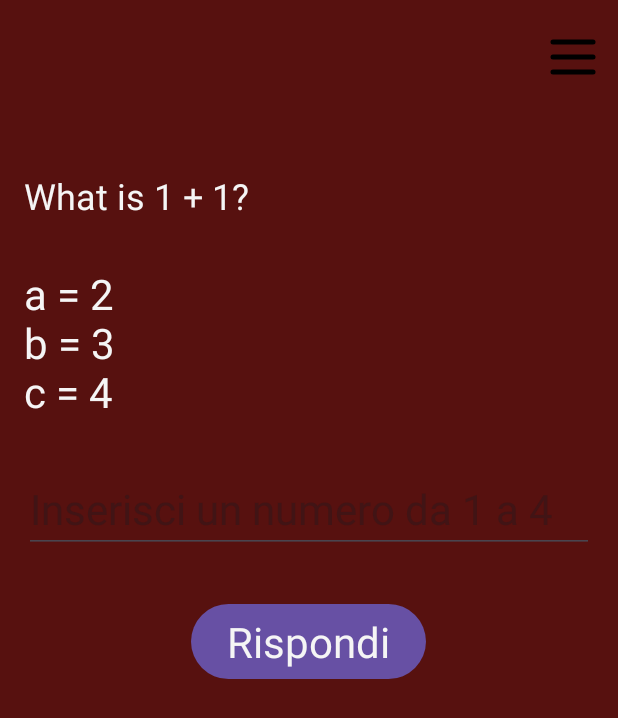
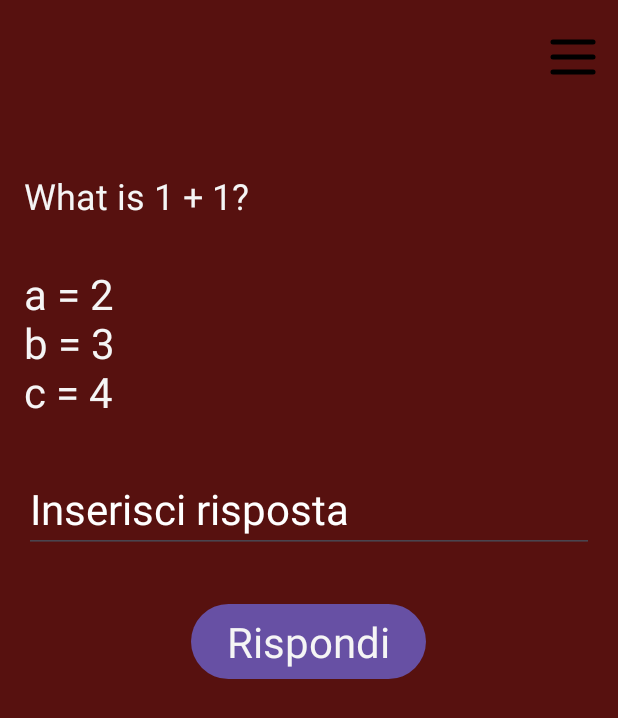
Before and after one commit to angiof/QuizZTimeTest, an Android app: the QuizFragment screen opened through its navigation route, on a phone screen of 412 x 824 dp. Shown: the top 718 px of the screen. Run offline under Robolectric (Android 15) with nearby library versions, the phone set to English and light mode, and no system bars; libraries missing offline, so code that uses them is left out: com.skydoves.powermenu; 3 statements that could not run were skipped.

Commit message:
commit e push

```diff
--- a/app/src/main/AndroidManifest.xml
+++ b/app/src/main/AndroidManifest.xml
@@ -14,6 +14,8 @@
         android:theme="@style/Theme.QuizZTimeTest"
         tools:targetApi="31">
         <activity
+            android:screenOrientation="sensorPortrait"
+            android:windowSoftInputMode="adjustResize"
             android:name="com.test.quizztimetest.views.MainActivity"
             android:exported="true">
             <intent-filter>
--- a/app/src/main/res/layout/fragment_home_quiz.xml
+++ b/app/src/main/res/layout/fragment_home_quiz.xml
@@ -4,7 +4,7 @@
     xmlns:tools="http://schemas.android.com/tools"
     android:layout_width="match_parent"
     android:layout_height="match_parent"
-    tools:context="com.test_1.quizztimetest.views.HomeQuizFragment">
+    tools:context="com.test.quizztimetest.views.views.HomeQuizFragment">
 
 
     <TextView
--- a/app/src/main/res/layout/fragment_quiz.xml
+++ b/app/src/main/res/layout/fragment_quiz.xml
@@ -5,7 +5,7 @@
     android:layout_height="match_parent"
     android:orientation="vertical"
     android:padding="16dp"
-    tools:context="com.test_1.quizztimetest.views.QuizFragment">
+    tools:context="com.test.quizztimetest.views.views.QuizFragment">
 
     <TextView
         android:id="@+id/questionTextView"
@@ -32,6 +32,9 @@
         android:layout_height="wrap_content"
         android:layout_marginTop="30dp"
         android:height="1dp"
+        android:textColorHint="@color/white"
+        android:maxLength="1"
+        android:textColorHighlight="@color/white"
         android:hint="@string/inserisci_un_numero_da_1_a_4"
         android:inputType="text" />
 
--- a/app/src/main/res/layout/fragment_result.xml
+++ b/app/src/main/res/layout/fragment_result.xml
@@ -5,7 +5,7 @@
     android:layout_width="match_parent"
     android:layout_height="match_parent"
     android:padding="16dp"
-    tools:context="com.test_1.quizztimetest.views.ResultFragment">
+    tools:context="com.test.quizztimetest.views.views.ResultFragment">
 
     <TextView
         android:id="@+id/score_text_view"
--- a/app/src/main/res/navigation/nav_base.xml
+++ b/app/src/main/res/navigation/nav_base.xml
@@ -8,17 +8,17 @@
 
     <fragment
         android:id="@+id/quizFragment"
-        android:name="com.test_1.quizztimetest.views.QuizFragment"
+        android:name="com.test.quizztimetest.views.views.QuizFragment"
         android:label="fragment_quiz"
         tools:layout="@layout/fragment_quiz" />
     <fragment
         android:id="@+id/resultFragment"
-        android:name="com.test_1.quizztimetest.views.ResultFragment"
+        android:name="com.test.quizztimetest.views.views.ResultFragment"
         android:label="fragment_result"
         tools:layout="@layout/fragment_result" />
     <fragment
         android:id="@+id/homeQuizFragment"
-        android:name="com.test_1.quizztimetest.views.HomeQuizFragment"
+        android:name="com.test.quizztimetest.views.views.HomeQuizFragment"
         android:label="fragment_home_quiz"
         tools:layout="@layout/fragment_home_quiz" />
 </navigation>
--- a/app/src/main/res/values/strings.xml
+++ b/app/src/main/res/values/strings.xml
@@ -2,7 +2,7 @@
     <string name="app_name">QuizZTimeTest</string>
     <string name="hello_blank_fragment">Hello blank fragment</string>
     <string name="domanda">Domanda</string>
-    <string name="inserisci_un_numero_da_1_a_4">Inserisci un numero da 1 a 4</string>
+    <string name="inserisci_un_numero_da_1_a_4">Inserisci risposta</string>
     <string name="rispondi">Rispondi</string>
 
 
```
Also changed, not shown: app/src/main/java/com/test/quizztimetest/views/BaseAcitivty.kt (+7 -4 lines), app/src/main/java/com/test/quizztimetest/views/MainActivity.kt (+2 -2 lines), app/src/main/java/com/test/quizztimetest/views/utils/Utils.kt (renamed from app/src/main/java/com/test_1/quizztimetest/utils/Utils.kt, +12 -6 lines), app/src/main/java/com/test/quizztimetest/views/views/HomeQuizFragment.kt (renamed from app/src/main/java/com/test_1/quizztimetest/views/HomeQuizFragment.kt, +3 -3 lines), app/src/main/java/com/test/quizztimetest/views/views/QuizFragment.kt (renamed from app/src/main/java/com/test_1/quizztimetest/views/QuizFragment.kt, +2 -2 lines), app/src/main/java/com/test/quizztimetest/views/views/ResultFragment.kt (renamed from app/src/main/java/com/test_1/quizztimetest/views/ResultFragment.kt, +4 -4 lines), app/src/main/java/com/test/quizztimetest/views/views/Question.kt (renamed from app/src/main/java/com/test_1/quizztimetest/views/Question.kt), app/src/main/java/com/test/quizztimetest/views/views/QuizViewModel.kt (renamed from app/src/main/java/com/test_1/quizztimetest/views/QuizViewModel.kt).
